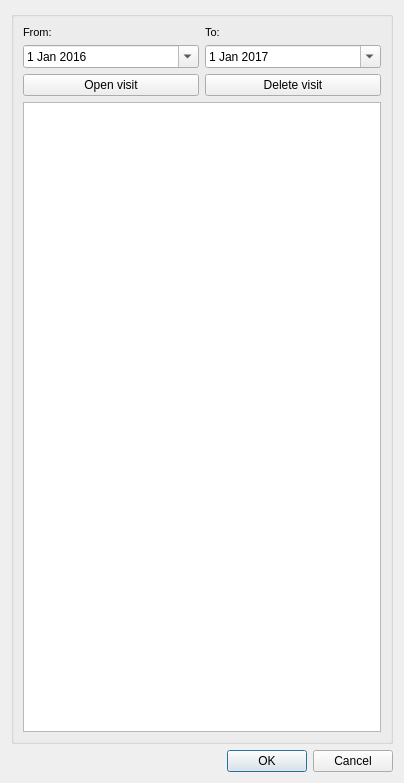
The window that ui/visit_management.ui (Giswater/giswater_qgis_plugin) describes before a commit, drawn with Qt 5.
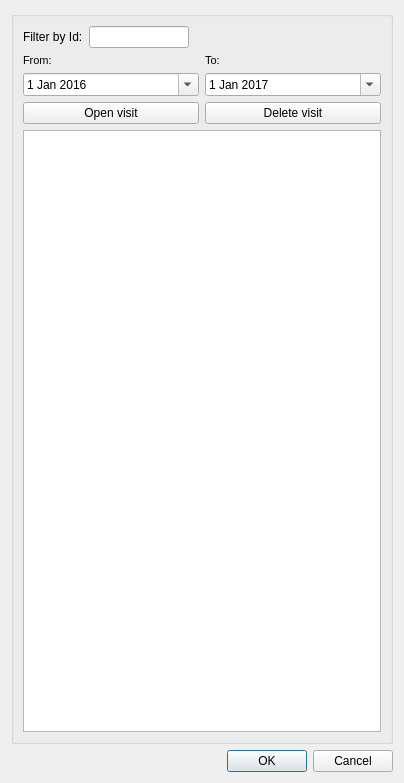
The same window after the commit.

Commit message: filter by id added

```diff
--- a/ui/visit_management.ui
+++ b/ui/visit_management.ui
@@ -20,6 +20,40 @@
       <string/>
      </property>
      <layout class="QVBoxLayout" name="verticalLayout_3">
+      <item>
+       <layout class="QHBoxLayout" name="horizontalLayout_3">
+        <item>
+         <widget class="QLabel" name="label">
+          <property name="text">
+           <string>Filter by Id:</string>
+          </property>
+         </widget>
+        </item>
+        <item>
+         <widget class="QLineEdit" name="txt_filter">
+          <property name="maximumSize">
+           <size>
+            <width>100</width>
+            <height>16777215</height>
+           </size>
+          </property>
+         </widget>
+        </item>
+        <item>
+         <spacer name="horizontalSpacer">
+          <property name="orientation">
+           <enum>Qt::Horizontal</enum>
+          </property>
+          <property name="sizeHint" stdset="0">
+           <size>
+            <width>40</width>
+            <height>20</height>
+           </size>
+          </property>
+         </spacer>
+        </item>
+       </layout>
+      </item>
       <item>
        <layout class="QHBoxLayout" name="horizontalLayout">
         <item>
```
The commit also changes 2 other files.
